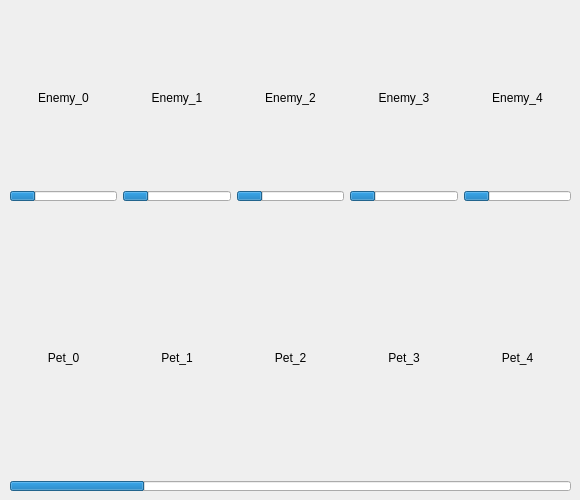
fhfuih/COMP2012H-Project, file uiComponent/combatgamewindow.ui: the form before one commit.
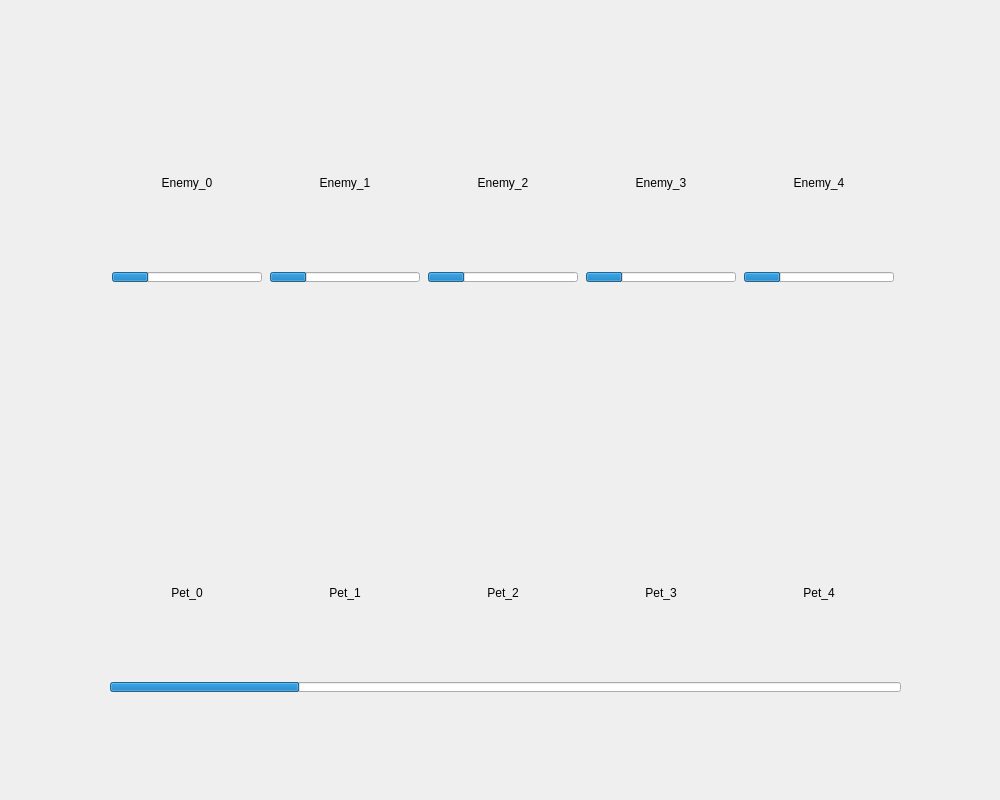
The form after the commit.

```diff
--- a/uiComponent/combatgamewindow.ui
+++ b/uiComponent/combatgamewindow.ui
@@ -6,8 +6,8 @@
    <rect>
     <x>0</x>
     <y>0</y>
-    <width>580</width>
-    <height>500</height>
+    <width>1000</width>
+    <height>800</height>
    </rect>
   </property>
   <property name="windowTitle">
@@ -19,9 +19,9 @@
   <widget class="QWidget" name="horizontalLayoutWidget">
    <property name="geometry">
     <rect>
-     <x>10</x>
-     <y>10</y>
-     <width>561</width>
+     <x>110</x>
+     <y>100</y>
+     <width>791</width>
      <height>191</height>
     </rect>
    </property>
@@ -30,6 +30,18 @@
      <layout class="QVBoxLayout" name="Enemy_0">
       <item>
        <widget class="QLabel" name="EnemyImage_0">
+        <property name="sizePolicy">
+         <sizepolicy hsizetype="Maximum" vsizetype="Maximum">
+          <horstretch>0</horstretch>
+          <verstretch>0</verstretch>
+         </sizepolicy>
+        </property>
+        <property name="maximumSize">
+         <size>
+          <width>150</width>
+          <height>150</height>
+         </size>
+        </property>
         <property name="text">
          <string>Enemy_0</string>
         </property>
@@ -40,9 +52,15 @@
       </item>
       <item>
        <widget class="QProgressBar" name="EnemyHealth_0">
+        <property name="sizePolicy">
+         <sizepolicy hsizetype="Maximum" vsizetype="Fixed">
+          <horstretch>0</horstretch>
+          <verstretch>0</verstretch>
+         </sizepolicy>
+        </property>
         <property name="maximumSize">
          <size>
-          <width>16777215</width>
+          <width>150</width>
           <height>10</height>
          </size>
         </property>
@@ -73,6 +91,18 @@
      <layout class="QVBoxLayout" name="Enemy_1">
       <item>
        <widget class="QLabel" name="EnemyImage_1">
+        <property name="sizePolicy">
+         <sizepolicy hsizetype="Maximum" vsizetype="Maximum">
+          <horstretch>0</horstretch>
+          <verstretch>0</verstretch>
+         </sizepolicy>
+        </property>
+        <property name="maximumSize">
+         <size>
+          <width>150</width>
+          <height>150</height>
+         </size>
+        </property>
         <property name="text">
          <string>Enemy_1</string>
         </property>
@@ -83,9 +113,15 @@
       </item>
       <item>
        <widget class="QProgressBar" name="EnemyHealth_1">
+        <property name="sizePolicy">
+         <sizepolicy hsizetype="Maximum" vsizetype="Fixed">
+          <horstretch>0</horstretch>
+          <verstretch>0</verstretch>
+         </sizepolicy>
+        </property>
         <property name="maximumSize">
          <size>
-          <width>16777215</width>
+          <width>150</width>
           <height>10</height>
          </size>
         </property>
@@ -116,6 +152,18 @@
      <layout class="QVBoxLayout" name="Enemy_2">
       <item>
        <widget class="QLabel" name="EnemyImage_2">
+        <property name="sizePolicy">
+         <sizepolicy hsizetype="Maximum" vsizetype="Maximum">
+          <horstretch>0</horstretch>
+          <verstretch>0</verstretch>
+         </sizepolicy>
+        </property>
+        <property name="maximumSize">
+         <size>
+          <width>150</width>
+          <height>150</height>
+         </size>
+        </property>
         <property name="text">
          <string>Enemy_2</string>
         </property>
@@ -126,9 +174,15 @@
       </item>
       <item>
        <widget class="QProgressBar" name="EnemyHealth_2">
+        <property name="sizePolicy">
+         <sizepolicy hsizetype="Maximum" vsizetype="Fixed">
+          <horstretch>0</horstretch>
+          <verstretch>0</verstretch>
+         </sizepolicy>
+        </property>
         <property name="maximumSize">
          <size>
-          <width>16777215</width>
+          <width>150</width>
           <height>10</height>
          </size>
         </property>
@@ -156,9 +210,21 @@
      </layout>
     </item>
     <item>
-     <layout class="QVBoxLayout" name="Enemy_3">
+     <layout class="QVBoxLayout" name="Enemy_3" stretch="0,1">
       <item>
        <widget class="QLabel" name="EnemyImage_3">
+        <property name="sizePolicy">
+         <sizepolicy hsizetype="Maximum" vsizetype="Maximum">
+          <horstretch>0</horstretch>
+          <verstretch>0</verstretch>
+         </sizepolicy>
+        </property>
+        <property name="maximumSize">
+         <size>
+          <width>150</width>
+          <height>150</height>
+         </size>
+        </property>
         <property name="text">
          <string>Enemy_3</string>
         </property>
@@ -169,9 +235,15 @@
       </item>
       <item>
        <widget class="QProgressBar" name="EnemyHealth_3">
+        <property name="sizePolicy">
+         <sizepolicy hsizetype="Maximum" vsizetype="Fixed">
+          <horstretch>0</horstretch>
+          <verstretch>0</verstretch>
+         </sizepolicy>
+        </property>
         <property name="maximumSize">
          <size>
-          <width>16777215</width>
+          <width>150</width>
           <height>10</height>
          </size>
         </property>
@@ -202,6 +274,18 @@
      <layout class="QVBoxLayout" name="Enemy_4">
       <item>
        <widget class="QLabel" name="EnemyImage_4">
+        <property name="sizePolicy">
+         <sizepolicy hsizetype="Maximum" vsizetype="Maximum">
+          <horstretch>0</horstretch>
+          <verstretch>0</verstretch>
+         </sizepolicy>
+        </property>
+        <property name="maximumSize">
+         <size>
+          <width>150</width>
+          <height>150</height>
+         </size>
+        </property>
         <property name="text">
          <string>Enemy_4</string>
         </property>
@@ -212,9 +296,15 @@
       </item>
       <item>
        <widget class="QProgressBar" name="EnemyHealth_4">
+        <property name="sizePolicy">
+         <sizepolicy hsizetype="Maximum" vsizetype="Fixed">
+          <horstretch>0</horstretch>
+          <verstretch>0</verstretch>
+         </sizepolicy>
+        </property>
         <property name="maximumSize">
          <size>
-          <width>16777215</width>
+          <width>150</width>
           <height>10</height>
          </size>
         </property>
@@ -246,10 +336,10 @@
   <widget class="QWidget" name="verticalLayoutWidget">
    <property name="geometry">
     <rect>
-     <x>10</x>
-     <y>240</y>
-     <width>561</width>
-     <height>251</height>
+     <x>110</x>
+     <y>510</y>
+     <width>791</width>
+     <height>191</height>
     </rect>
    </property>
    <layout class="QVBoxLayout" name="PlayerView">
@@ -257,6 +347,18 @@
      <layout class="QHBoxLayout" name="PetView">
       <item>
        <widget class="QLabel" name="PetImage_0">
+        <property name="sizePolicy">
+         <sizepolicy hsizetype="Maximum" vsizetype="Maximum">
+          <horstretch>0</horstretch>
+          <verstretch>0</verstretch>
+         </sizepolicy>
+        </property>
+        <property name="maximumSize">
+         <size>
+          <width>150</width>
+          <height>150</height>
+         </size>
+        </property>
         <property name="text">
          <string>Pet_0</string>
         </property>
@@ -267,6 +369,18 @@
       </item>
       <item>
        <widget class="QLabel" name="PetImage_1">
+        <property name="sizePolicy">
+         <sizepolicy hsizetype="Maximum" vsizetype="Maximum">
+          <horstretch>0</horstretch>
+          <verstretch>0</verstretch>
+         </sizepolicy>
+        </property>
+        <property name="maximumSize">
+         <size>
+          <width>150</width>
+          <height>150</height>
+         </size>
+        </property>
         <property name="text">
          <string>Pet_1</string>
         </property>
@@ -277,6 +391,18 @@
       </item>
       <item>
        <widget class="QLabel" name="PetImage_2">
+        <property name="sizePolicy">
+         <sizepolicy hsizetype="Maximum" vsizetype="Maximum">
+          <horstretch>0</horstretch>
+          <verstretch>0</verstretch>
+         </sizepolicy>
+        </property>
+        <property name="maximumSize">
+         <size>
+          <width>150</width>
+          <height>150</height>
+         </size>
+        </property>
         <property name="text">
          <string>Pet_2</string>
         </property>
@@ -287,6 +413,18 @@
       </item>
       <item>
        <widget class="QLabel" name="PetImage_3">
+        <property name="sizePolicy">
+         <sizepolicy hsizetype="Maximum" vsizetype="Maximum">
+          <horstretch>0</horstretch>
+          <verstretch>0</verstretch>
+         </sizepolicy>
+        </property>
+        <property name="maximumSize">
+         <size>
+          <width>150</width>
+          <height>150</height>
+         </size>
+        </property>
         <property name="text">
          <string>Pet_3</string>
         </property>
@@ -297,6 +435,18 @@
       </item>
       <item>
        <widget class="QLabel" name="PetImage_4">
+        <property name="sizePolicy">
+         <sizepolicy hsizetype="Maximum" vsizetype="Maximum">
+          <horstretch>0</horstretch>
+          <verstretch>0</verstretch>
+         </sizepolicy>
+        </property>
+        <property name="maximumSize">
+         <size>
+          <width>150</width>
+          <height>150</height>
+         </size>
+        </property>
         <property name="text">
          <string>Pet_4</string>
         </property>
```
